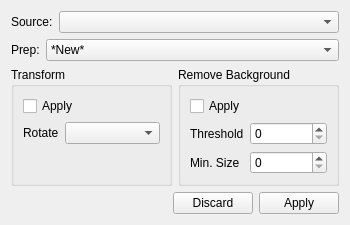
The window that src/ui/KairoSightWidgetImagePrep.ui (kairosight/KairoSight) describes before a commit, drawn with Qt 5.
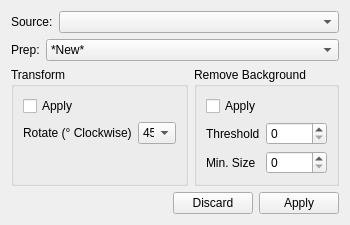
The same window after the commit.

Commit message: Refining prep, ROI, and analysis windows

The edit to the form file:
```diff
--- a/src/ui/KairoSightWidgetImagePrep.ui
+++ b/src/ui/KairoSightWidgetImagePrep.ui
@@ -117,12 +117,63 @@
           <item row="0" column="0">
            <widget class="QLabel" name="rotateLabel">
             <property name="text">
-             <string>Rotate</string>
+             <string>Rotate (° Clockwise)</string>
+            </property>
+            <property name="wordWrap">
+             <bool>true</bool>
             </property>
            </widget>
           </item>
           <item row="0" column="1">
-           <widget class="QComboBox" name="rotateComboBox"/>
+           <widget class="QComboBox" name="rotateComboBox">
+            <property name="sizePolicy">
+             <sizepolicy hsizetype="Minimum" vsizetype="Fixed">
+              <horstretch>0</horstretch>
+              <verstretch>0</verstretch>
+             </sizepolicy>
+            </property>
+            <property name="minimumSize">
+             <size>
+              <width>5</width>
+              <height>0</height>
+             </size>
+            </property>
+            <item>
+             <property name="text">
+              <string>45</string>
+             </property>
+            </item>
+            <item>
+             <property name="text">
+              <string>90</string>
+             </property>
+            </item>
+            <item>
+             <property name="text">
+              <string>135</string>
+             </property>
+            </item>
+            <item>
+             <property name="text">
+              <string>180</string>
+             </property>
+            </item>
+            <item>
+             <property name="text">
+              <string>225</string>
+             </property>
+            </item>
+            <item>
+             <property name="text">
+              <string>270</string>
+             </property>
+            </item>
+            <item>
+             <property name="text">
+              <string>315</string>
+             </property>
+            </item>
+           </widget>
           </item>
          </layout>
         </item>
@@ -131,12 +182,24 @@
      </item>
      <item>
       <widget class="QGroupBox" name="groupBoxRemoveBackground">
+       <property name="sizePolicy">
+        <sizepolicy hsizetype="Preferred" vsizetype="Preferred">
+         <horstretch>0</horstretch>
+         <verstretch>0</verstretch>
+        </sizepolicy>
+       </property>
        <property name="title">
         <string>Remove Background</string>
        </property>
        <layout class="QVBoxLayout" name="verticalLayout_4">
         <item>
          <widget class="QCheckBox" name="checkBoxApplyRemoveBackground">
+          <property name="sizePolicy">
+           <sizepolicy hsizetype="Ignored" vsizetype="Fixed">
+            <horstretch>0</horstretch>
+            <verstretch>0</verstretch>
+           </sizepolicy>
+          </property>
           <property name="text">
            <string>Apply</string>
           </property>
@@ -146,6 +209,12 @@
          <layout class="QFormLayout" name="formLayoutRemoveBackground">
           <item row="0" column="0">
            <widget class="QLabel" name="thresholdLabel">
+            <property name="sizePolicy">
+             <sizepolicy hsizetype="Preferred" vsizetype="Preferred">
+              <horstretch>0</horstretch>
+              <verstretch>0</verstretch>
+             </sizepolicy>
+            </property>
             <property name="text">
              <string>Threshold</string>
             </property>
@@ -153,6 +222,12 @@
           </item>
           <item row="0" column="1">
            <widget class="QSpinBox" name="thresholdSpinBox">
+            <property name="sizePolicy">
+             <sizepolicy hsizetype="Preferred" vsizetype="Fixed">
+              <horstretch>0</horstretch>
+              <verstretch>0</verstretch>
+             </sizepolicy>
+            </property>
             <property name="maximum">
              <number>99999</number>
             </property>
@@ -160,6 +235,12 @@
           </item>
           <item row="1" column="0">
            <widget class="QLabel" name="minSizeLabel">
+            <property name="sizePolicy">
+             <sizepolicy hsizetype="Preferred" vsizetype="Preferred">
+              <horstretch>0</horstretch>
+              <verstretch>0</verstretch>
+             </sizepolicy>
+            </property>
             <property name="text">
              <string>Min. Size</string>
             </property>
@@ -167,6 +248,12 @@
           </item>
           <item row="1" column="1">
            <widget class="QSpinBox" name="minSizeSpinBox">
+            <property name="sizePolicy">
+             <sizepolicy hsizetype="Preferred" vsizetype="Fixed">
+              <horstretch>0</horstretch>
+              <verstretch>0</verstretch>
+             </sizepolicy>
+            </property>
             <property name="maximum">
              <number>150</number>
             </property>
```
The commit also changes 5 other files.
